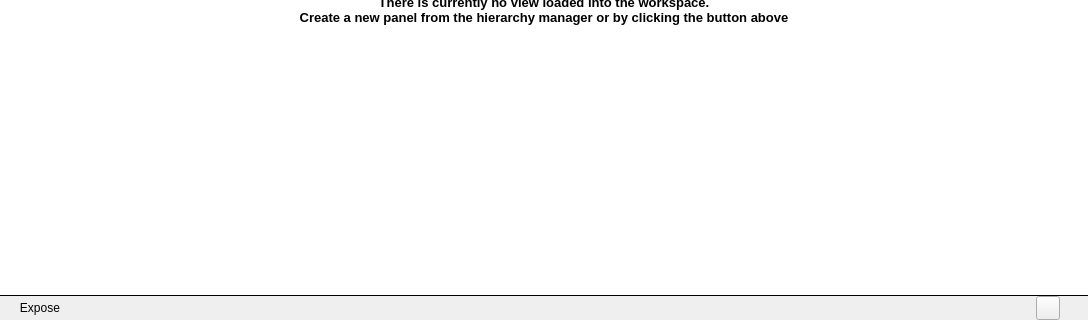
First picture: the form in library/tulip-gui/designer/Workspace.ui, repository vadivelselvaraj/TulipGLImprovement, before the edit; both pictures show x 0 to 1088 and y 317 to 637 of the 1088 by 637 pixel window.
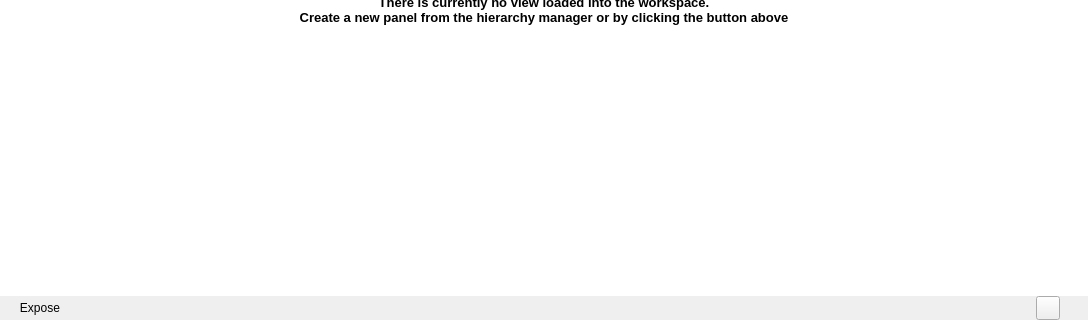
Second picture: the form after the edit. The open tabs and pages were chosen to show the change. Icons and pictures are not drawn. Custom widgets are drawn as their Qt base class.

Commit message: Minor UI fixes for bottom bar objects

What changed in the file:
```diff
--- a/library/tulip-gui/designer/Workspace.ui
+++ b/library/tulip-gui/designer/Workspace.ui
@@ -33,11 +33,8 @@
     <widget class="QStackedWidget" name="workspaceContents">
      <property name="styleSheet">
       <string notr="true">#workspaceContents {
-  border-bottom: 1px solid black;
-  border-right: 0px;
-  border-left: 0px;
-  border-top: 0px;
-  background-color: white;
+border: 0px;
+background-color: white;
 }
 
 PlaceHolderWidget {
```
Left out of the diff: 2 changed lines with no effect on the pictures. The commit also changes 2 other files.
